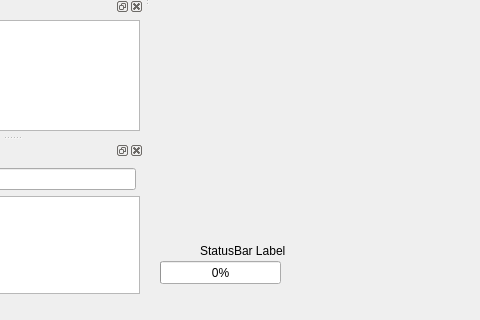
Above: branches/jonas_unstable/QuteScoop/gui/MainWindow.ui from qutescoop/qutescoop before the change; both pictures show x 120 to 600 and y 328 to 648 of the 814 by 648 pixel window. Below: the same form after it.
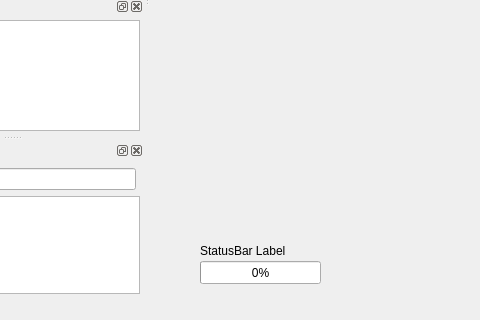
That is the form after the change. Icons and pictures are not drawn.

```diff
--- a/branches/jonas_unstable/QuteScoop/gui/MainWindow.ui
+++ b/branches/jonas_unstable/QuteScoop/gui/MainWindow.ui
@@ -37,12 +37,18 @@
    <widget class="QProgressBar" name="progressBar">
     <property name="geometry">
      <rect>
-      <x>10</x>
+      <x>50</x>
       <y>570</y>
       <width>121</width>
       <height>23</height>
      </rect>
     </property>
+    <property name="maximumSize">
+     <size>
+      <width>200</width>
+      <height>16777215</height>
+     </size>
+    </property>
     <property name="value">
      <number>0</number>
     </property>
```
Left out of the diff: 14 changed lines with no effect on the pictures.
